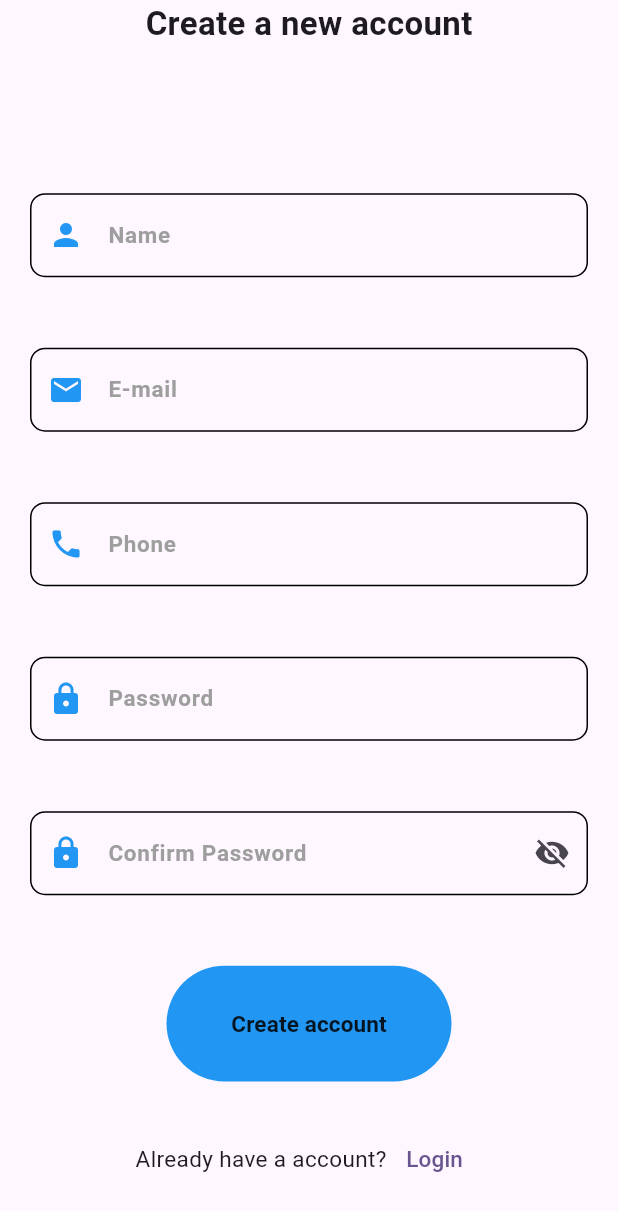
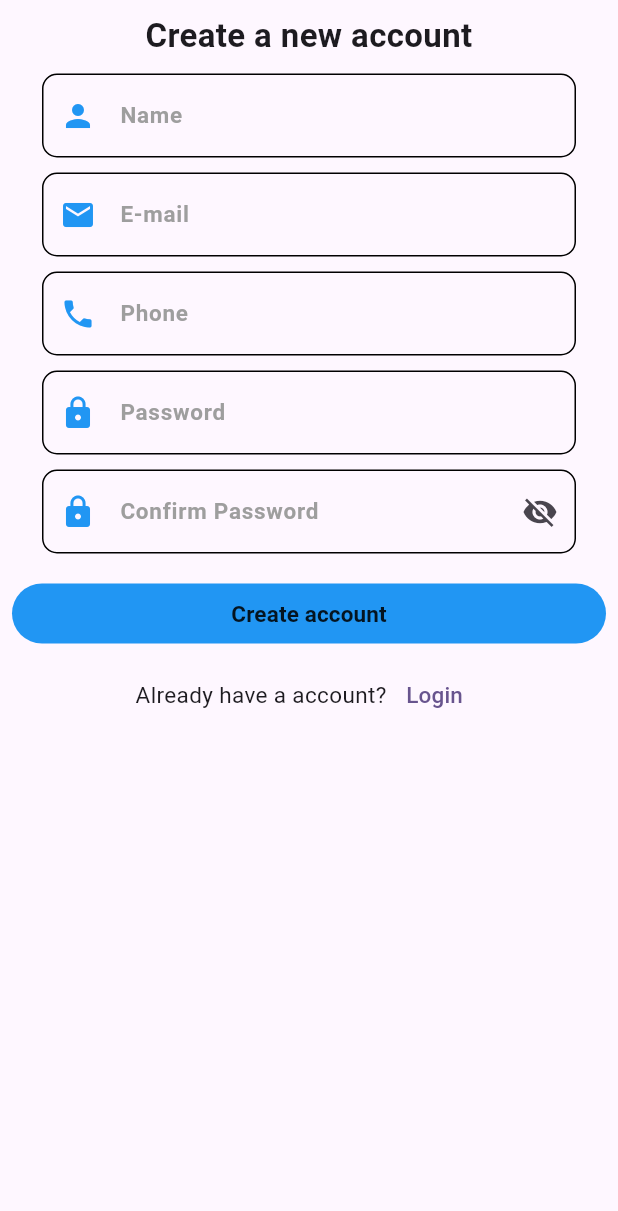
Before and after one commit to vikash-kumar-sinha/water_ordering_app, a Flutter app: the registration_page screen opened by its route, on a phone screen of 412 x 824 dp. Shown: the top 1211 px of the screen. Run offline on Flutter 3.47's test engine with Material 3 defaults, Android fonts, the phone set to English and light mode, and no system bars; our stand-ins replace cloud_firestore, firebase_auth, firebase_core, gap; missing offline and left inert: razorpay_flutter; accounts and stored records are empty.

Commit message:
updated history.dart updated orderList.dart updated address.dart updated registration.dart updated dashboard.dart

```diff
--- a/lib/address.dart
+++ b/lib/address.dart
@@ -73,8 +73,8 @@
 
   String generateOrderId(){
     final now=DateTime.now();
-
-    return now.microsecondsSinceEpoch.toString();
+    final id="${now.year}${now.month}${now.day}${now.hour}${now.minute}${now.microsecondsSinceEpoch}";
+    return id;
   }
 
   checkCityPincode(){
@@ -124,6 +124,7 @@
       'Price':(20*widget.smallBottleNumber+30*widget.largeBottleNumber).toString(),
       'Date':DateFormat.yMd().format(DateTime.now()).toString(),
       'Time':DateFormat().add_jm().format(DateTime.now()).toString(),
+      'Timestamp':orderId.toString()
     }).then((value) {
       UiHelper.customAlertBox(context, "Order Placed successfully");
     });
--- a/lib/orderList.dart
+++ b/lib/orderList.dart
@@ -32,3 +32,8 @@
     });
   }
 }
+
+const TextStyle orderTextstyle=TextStyle(
+  fontSize: 10,
+  fontWeight: FontWeight.bold
+);
--- a/lib/registration.dart
+++ b/lib/registration.dart
@@ -2,6 +2,7 @@
 
 import 'package:firebase_auth/firebase_auth.dart';
 import 'package:flutter/material.dart';
+import 'package:gap/gap.dart';
 import 'package:water_ordering_app/login.dart';
 import 'package:water_ordering_app/orderList.dart';
 import 'package:cloud_firestore/cloud_firestore.dart';
@@ -81,18 +82,22 @@
     return Scaffold(
       body: SafeArea(
         child: Expanded(
-          child: Column(
+          child: Padding(
+            padding: const EdgeInsets.all(8.0),
+            child: ListView(
 
-            mainAxisAlignment: MainAxisAlignment.center,
-            crossAxisAlignment: CrossAxisAlignment.center,
+              // mainAxisAlignment: MainAxisAlignment.center,
+              // crossAxisAlignment: CrossAxisAlignment.center,
               children: [
-              //Expanded(flex:2,child: SizedBox()),
-              Expanded(flex: 5,
-                child: Text('Create a new account',style: TextStyle(
+                Expanded(flex:3,child: SizedBox()),
+                Expanded(flex: 4,
+                  child: Text('Create a new account',textAlign: TextAlign.center,style: TextStyle(
                     fontWeight: FontWeight.bold,
                     fontSize: 22,
+
                   ),),
                 ),
+                Gap(10),
                 //SizedBox(height: 10,),
                 Expanded(flex: 4,
                   child: Container(
@@ -131,6 +136,7 @@
                     ),
                   ),
                 ),
+                Gap(10),
                 //SizedBox(height: 10,),
                 Expanded(flex: 4,
                   child: Container(
@@ -169,6 +175,7 @@
                     ),
                   ),
                 ),
+                Gap(10),
                 //SizedBox(height: 10,),
                 Expanded(flex: 4,
                   child: Container(
@@ -207,6 +214,7 @@
                     ),
                   ),
                 ),
+                Gap(10),
                 //SizedBox(height: 10,),
                 Expanded(flex: 4,
                   child: Container(
@@ -246,6 +254,7 @@
                     ),
                   ),
                 ),
+                Gap(10),
                 //SizedBox(height: 10,),
                 Expanded(flex: 4,
                   child: Container(
@@ -291,11 +300,12 @@
                     ),
                   ),
                 ),
+                Gap(20),
                 //SizedBox(height: 30,),
-              Expanded(flex: 3,
+                Expanded(flex:4 ,
 
                   child: SizedBox(
-                  height: 20,
+                    height: 40,
                     width: 190,
                     child: TextButton(onPressed: (){registerFunction(nameController.text.toString(),emailController.text.toString(),
                         phoneController.text.toString(), passworrdController.text.toString(),
@@ -310,6 +320,7 @@
                         ),),
                   ),
                 ),
+                Gap(10),
 
                 Expanded(flex: 4,
                   child: Row(
@@ -326,8 +337,10 @@
                       ),))
                     ],),
                 ),
+                Gap(5)
 
               ],
+            ),
           ),
         ),
       ),
```
Also changed, not shown: lib/dashboard.dart (+5 -5 lines), lib/history.dart (+53 -22 lines). Lines whose indentation alone changed are shown as unchanged.
